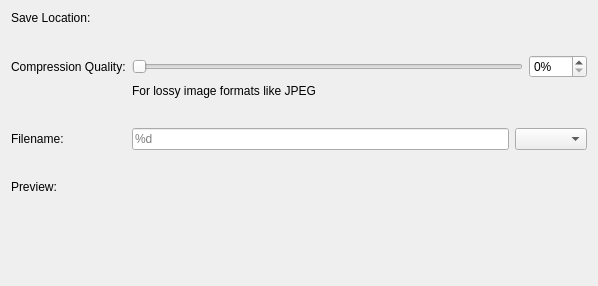
Qt form src/Gui/SettingsDialog/ImageSaveOptions.ui (KDE/spectacle) before a commit.
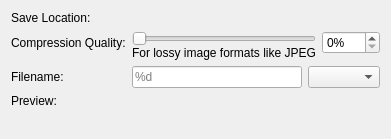
The same form after that commit. Custom widgets are drawn as their Qt base class.

Commit message: Improve the visual spacing in saving settings pages

Diff of the .ui file:
```diff
--- a/src/Gui/SettingsDialog/ImageSaveOptions.ui
+++ b/src/Gui/SettingsDialog/ImageSaveOptions.ui
@@ -2,14 +2,6 @@
 <ui version="4.0">
  <class>ImageSaveOptions</class>
  <widget class="QWidget" name="ImageSaveOptions">
-  <property name="geometry">
-   <rect>
-    <x>0</x>
-    <y>0</y>
-    <width>598</width>
-    <height>286</height>
-   </rect>
-  </property>
   <layout class="QFormLayout" name="formLayout">
    <item row="1" column="0">
     <widget class="QLabel" name="saveLocationLabel">
@@ -28,23 +20,7 @@
      </property>
     </widget>
    </item>
-   <item row="2" column="0" colspan="2">
-    <spacer name="verticalSpacer">
-     <property name="orientation">
-      <enum>Qt::Vertical</enum>
-     </property>
-     <property name="sizeType">
-      <enum>QSizePolicy::Fixed</enum>
-     </property>
-     <property name="sizeHint" stdset="0">
-      <size>
-       <width>0</width>
-       <height>18</height>
-      </size>
-     </property>
-    </spacer>
-   </item>
-   <item row="3" column="0">
+   <item row="2" column="0">
     <widget class="QLabel" name="qualityLabel">
      <property name="text">
       <string>Compression Quality:</string>
@@ -54,10 +30,13 @@
      </property>
     </widget>
    </item>
-   <item row="3" column="1">
-    <layout class="QVBoxLayout" name="qualityVLayout">
+   <item row="2" column="1">
+    <layout class="QHBoxLayout" name="qualityHLayout">
      <item>
-      <layout class="QHBoxLayout" name="qualityHLayout">
+      <layout class="QVBoxLayout" name="qualityVLayout">
+       <property name="spacing">
+        <number>0</number>
+       </property>
        <item>
         <widget class="QSlider" name="kcfg_imageCompressionQuality">
          <property name="orientation">
@@ -68,21 +47,28 @@
          </property>
         </widget>
        </item>
-       <item>
-        <widget class="QSpinBox" name="qualitySpinner">
-         <property name="suffix">
-          <string>%</string>
-         </property>
-         <property name="maximum">
-          <number>100</number>
+       <item alignment="Qt::AlignTop">
+        <widget class="QLabel" name="imageCompressionQualityHelpLable">
+         <property name="text">
+          <string>For lossy image formats like JPEG</string>
          </property>
         </widget>
        </item>
       </layout>
      </item>
+     <item alignment="Qt::AlignTop">
+      <widget class="QSpinBox" name="qualitySpinner">
+       <property name="suffix">
+        <string>%</string>
+       </property>
+       <property name="maximum">
+        <number>100</number>
+       </property>
+      </widget>
+     </item>
     </layout>
    </item>
-   <item row="6" column="0">
+   <item row="3" column="0">
     <widget class="QLabel" name="filenameLabel">
      <property name="text">
       <string>Filename:</string>
@@ -92,7 +78,7 @@
      </property>
     </widget>
    </item>
-   <item row="6" column="1">
+   <item row="3" column="1">
     <layout class="QHBoxLayout" name="saveLayout">
      <item>
       <widget class="QLineEdit" name="kcfg_imageFilenameTemplate">
@@ -111,37 +97,21 @@
      </item>
     </layout>
    </item>
-   <item row="7" column="0" colspan="2">
-    <spacer name="verticalSpacer_3">
-     <property name="orientation">
-      <enum>Qt::Vertical</enum>
-     </property>
-     <property name="sizeType">
-      <enum>QSizePolicy::Fixed</enum>
-     </property>
-     <property name="sizeHint" stdset="0">
-      <size>
-       <width>0</width>
-       <height>18</height>
-      </size>
-     </property>
-    </spacer>
-   </item>
-   <item row="8" column="0">
+   <item row="4" column="0">
     <widget class="QLabel" name="PreviewLabel">
      <property name="text">
       <string comment="Preview of the user configured filename">Preview:</string>
      </property>
     </widget>
    </item>
-   <item row="8" column="1">
+   <item row="4" column="1">
     <widget class="QLabel" name="preview">
      <property name="text">
       <string/>
      </property>
     </widget>
    </item>
-   <item row="10" column="1">
+   <item row="6" column="1">
     <widget class="QLabel" name="captureInstructionLabel">
      <property name="text">
       <string/>
@@ -154,29 +124,6 @@
      </property>
     </widget>
    </item>
-   <item row="5" column="1">
-    <spacer name="verticalSpacer_2">
-     <property name="orientation">
-      <enum>Qt::Vertical</enum>
-     </property>
-     <property name="sizeType">
-      <enum>QSizePolicy::Fixed</enum>
-     </property>
-     <property name="sizeHint" stdset="0">
-      <size>
-       <width>0</width>
-       <height>18</height>
-      </size>
-     </property>
-    </spacer>
-   </item>
-   <item row="4" column="1">
-    <widget class="QLabel" name="imageCompressionQualityHelpLable">
-     <property name="text">
-      <string>For lossy image formats like JPEG</string>
-     </property>
-    </widget>
-   </item>
   </layout>
  </widget>
  <customwidgets>
```
Left out of the diff: 6 changed lines with no effect on the pictures. The commit also changes 3 other files.
